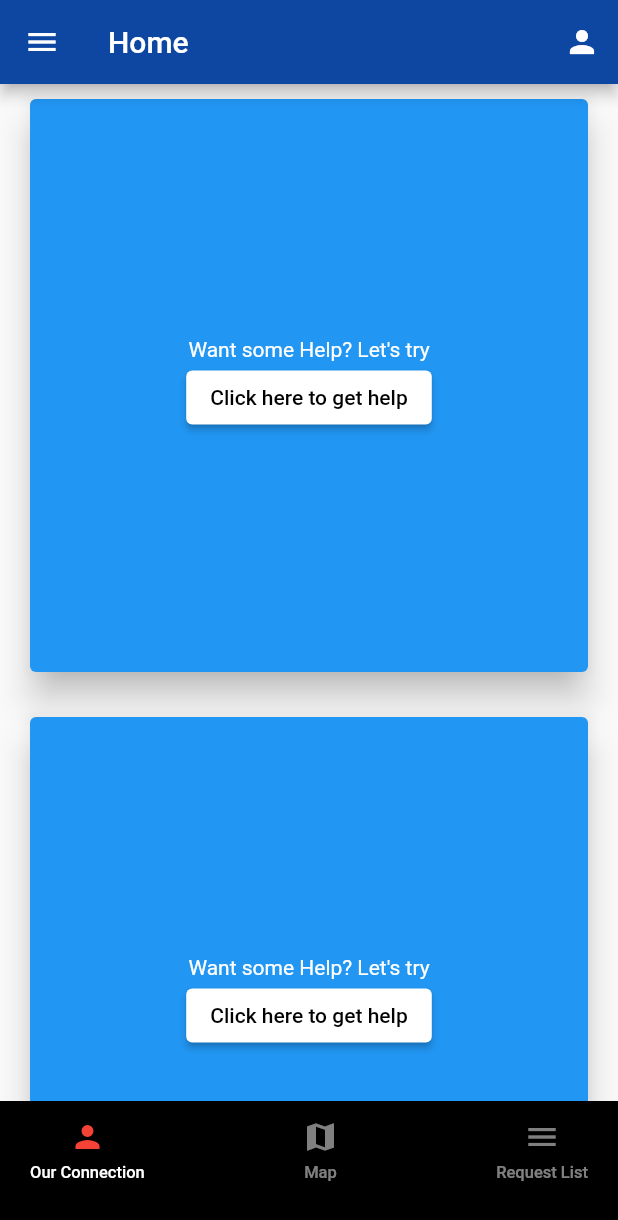
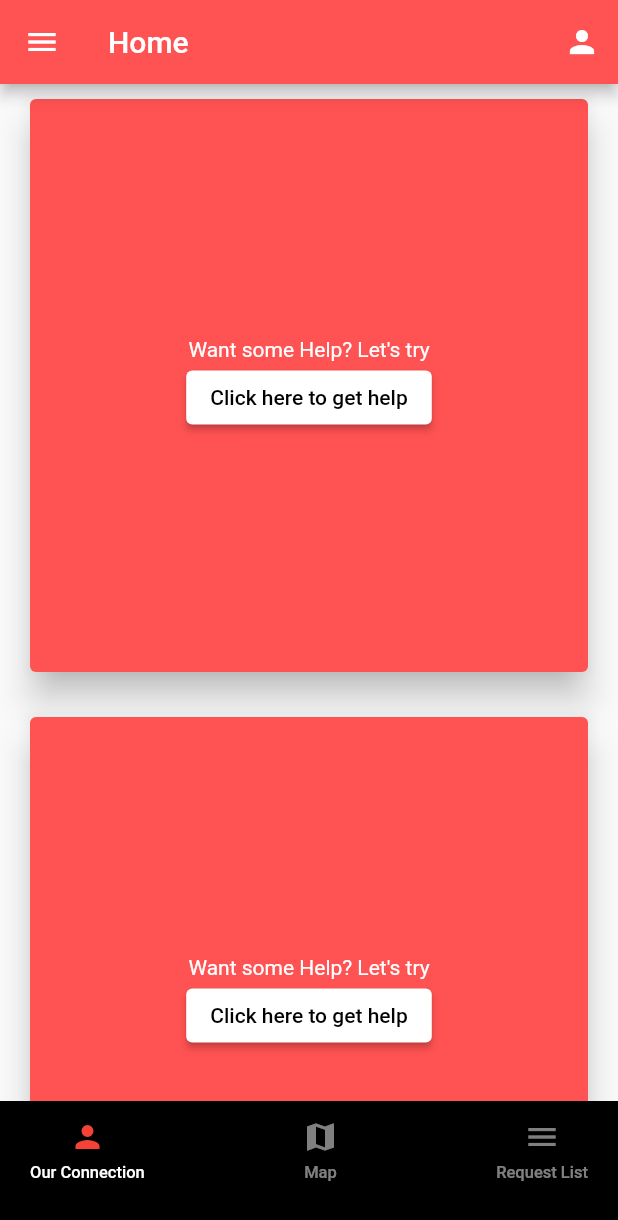
Before and after one commit to GENIE-5/SAVIOUR-RudhiraSarovar, a Flutter app: the CardsScreen screen opened directly, after a tap on the "person" icon, on a phone screen of 412 x 824 dp. Shown: the top 1220 px of the screen. Run offline on Flutter 3.47's test engine with Material 2 defaults, Android fonts, the phone set to English and light mode, and no system bars; our stand-ins replace cloud_firestore, firebase_auth, firebase_core, firebase_storage, geocoding, geolocator and 3 more; accounts and stored records are empty; network calls fail.

Commit message:
added marker

```diff
--- a/saviour_flutter_app/lib/main.dart
+++ b/saviour_flutter_app/lib/main.dart
@@ -28,8 +28,8 @@ class _MyAppState extends State<MyApp> {
             debugShowCheckedModeBanner: false,
             home: SignInPage(),
             theme: ThemeData(
-              //primaryColor: Colors.black,
-              brightness: Brightness.light,
+              primaryColor: Colors.black,
+              accentColor: Colors.black,
             )));
   }
 }
--- a/saviour_flutter_app/lib/screens/DonorRequest.dart
+++ b/saviour_flutter_app/lib/screens/DonorRequest.dart
@@ -11,10 +11,9 @@ class _DonorRequestScreenState extends State<DonorRequestScreen> {
   @override
   Widget build(BuildContext context) {
     return Scaffold(
-      appBar:AppBar(
-        backgroundColor:Colors.yellow[700],
+      appBar: AppBar(
+        backgroundColor: Colors.redAccent,
         title: Text("Request List"),
-
       ),
     );
   }
--- a/saviour_flutter_app/lib/screens/cards.dart
+++ b/saviour_flutter_app/lib/screens/cards.dart
@@ -31,8 +31,8 @@ class _State extends State<CardsScreen> {
     return Scaffold(
       appBar: AppBar(
         title: Text("Home"),
-        backgroundColor: Colors.blue[900],
-        iconTheme: IconThemeData(color:Colors.white,opacity: 3.0),
+        backgroundColor: Colors.redAccent,
+        iconTheme: IconThemeData(color: Colors.white, opacity: 3.0),
         actions: [
           IconButton(
               onPressed: () async {
@@ -46,7 +46,7 @@ class _State extends State<CardsScreen> {
               icon: Icon(Icons.person))
         ],
       ),
-      drawer: Drawer(child: NavigationPage() ),
+      drawer: Drawer(child: NavigationPage()),
       body: Homebody(),
     );
   }
@@ -88,7 +88,7 @@ class _CardsState extends State<Cards> {
     return Card(
         margin: EdgeInsets.fromLTRB(20.0, 10.0, 20.0, 20.0),
         elevation: 10.0,
-        color: Colors.blue,
+        color: Colors.redAccent,
         child: Center(
           child: Column(
             mainAxisAlignment: MainAxisAlignment.center,
@@ -105,10 +105,12 @@ class _CardsState extends State<Cards> {
                     return GoogleMapScreen();
                   }));
                 },
-                child: Text("Click here to get help",style: TextStyle(color: Colors.black),),
+                child: Text(
+                  "Click here to get help",
+                  style: TextStyle(color: Colors.black),
+                ),
                 style: ElevatedButton.styleFrom(
                   primary: Colors.white,
-
                 ),
               )
             ],
--- a/saviour_flutter_app/lib/screens/mapscreen.dart
+++ b/saviour_flutter_app/lib/screens/mapscreen.dart
@@ -15,6 +15,7 @@ class GoogleMapScreen extends StatefulWidget {
 
 class _GoogleMapScreenState extends State<GoogleMapScreen> {
   late GoogleMapController mapController;
+
   void onMapCreated(GoogleMapController controller) {
     mapController = controller;
   }
@@ -47,11 +48,16 @@ class _GoogleMapScreenState extends State<GoogleMapScreen> {
   @override
   Widget build(BuildContext context) {
     final applicationBloc = Provider.of<ApplicationBloc>(context);
+    allMarkers.add(Marker(
+      markerId: MarkerId("korutla"),
+      position: LatLng(applicationBloc.currentLocation!.latitude,
+          applicationBloc.currentLocation!.longitude),
+    ));
 
     return Scaffold(
       appBar: AppBar(
         title: Text("Maps"),
-        backgroundColor: Colors.green[900],
+        backgroundColor: Colors.redAccent,
         actions: [
           IconButton(
             onPressed: () async {
```
Also changed, not shown: saviour_flutter_app/lib/screens/donorsListScreen.dart (+7 -7 lines), saviour_flutter_app/lib/screens/requestScreen.dart (+4 -6 lines), saviour_flutter_app/pubspec.lock.
